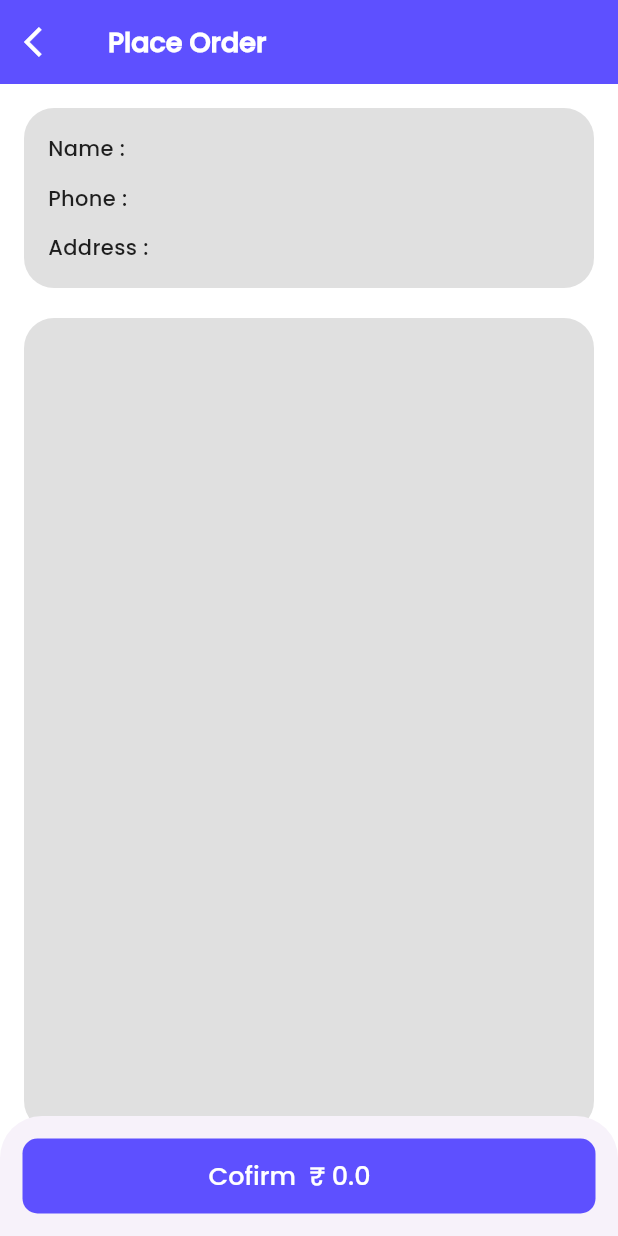
After one commit to AbdullaNasarAp/Multistoreapplication, a Flutter app: the PlaceOrderScreen screen opened directly, on a phone screen of 412 x 824 dp. The commit adds this screen. Run offline on Flutter 3.47's test engine with Material 2 defaults, Android fonts, the phone set to English and light mode, and no system bars; our stand-ins replace cloud_firestore, firebase_auth, firebase_core, firebase_storage, flutter_swiper_null_safety, font_awesome_flutter and 1 more; missing offline and left inert: staggered_grid_view_flutter; accounts and stored records are empty.

Commit message:
after place order complete

```diff
--- /dev/null
+++ b/lib/app/screen/minor_screen.dart/place_order.dart
@@ -0,0 +1,200 @@
+import 'dart:developer';
+
+import 'package:cloud_firestore/cloud_firestore.dart';
+import 'package:firebase_auth/firebase_auth.dart';
+import 'package:flutter/material.dart';
+import 'package:provider/provider.dart';
+import 'package:siopa/app/controller/costumer_control/cart.dart';
+import 'package:siopa/app/screen/minor_screen.dart/payment_screen.dart';
+import 'package:siopa/app/utils/colors.dart';
+import 'package:siopa/app/widget/app_bar.dart';
+import 'package:siopa/app/widget/button_container.dart';
+
+class PlaceOrderScreen extends StatelessWidget {
+  const PlaceOrderScreen({super.key});
+  @override
+  Widget build(BuildContext context) {
+    final totalPrice = context.watch<CartProvider>().totalPrice;
+    CollectionReference customers =
+        FirebaseFirestore.instance.collection('customers');
+
+    return FutureBuilder<DocumentSnapshot>(
+        future: customers.doc(FirebaseAuth.instance.currentUser!.uid).get(),
+        builder:
+            (BuildContext context, AsyncSnapshot<DocumentSnapshot> snapshot) {
+          if (snapshot.hasError) {
+            return const Text("Something went wrong");
+          }
+
+          if (snapshot.hasData && !snapshot.data!.exists) {
+            return const Text("Document does not exist");
+          }
+          if (snapshot.connectionState == ConnectionState.waiting) {
+            return const Material(
+              child: Center(child: CircularProgressIndicator()),
+            );
+          }
+
+          if (snapshot.connectionState == ConnectionState.done) {
+            Map<String, dynamic> data =
+                snapshot.data!.data() as Map<String, dynamic>;
+            return Material(
+              child: Scaffold(
+                  appBar: AppBar(
+                    leading: const AppBarbackButton(),
+                    automaticallyImplyLeading: false,
+                    title: const TextTitle(
+                        title: "Place Order",
+                        ls: 0,
+                        fontwght: FontWeight.bold,
+                        fontsz: 18),
+                  ),
+                  body: Padding(
+                    padding: const EdgeInsets.fromLTRB(16, 16, 16, 70),
+                    child: Column(
+                      children: [
+                        Container(
+                          width: double.infinity,
+                          height: 120,
+                          decoration: BoxDecoration(
+                            color: Colors.black12,
+                            borderRadius: BorderRadius.circular(20),
+                          ),
+                          child: Padding(
+                            padding: const EdgeInsets.symmetric(
+                                vertical: 4.0, horizontal: 16),
+                            child: Column(
+                              crossAxisAlignment: CrossAxisAlignment.start,
+                              mainAxisAlignment: MainAxisAlignment.spaceEvenly,
+                              children: [
+                                Text("Name : ${data['name']}"),
+                                Text("Phone : ${data['phone']}"),
+                                Text("Address : ${data['address']}"),
+                              ],
+                            ),
+                          ),
+                        ),
+                        const SizedBox(
+                          height: 20,
+                        ),
+                        Expanded(
+                          child: Container(
+                            height: 450,
+                            decoration: BoxDecoration(
+                                color: Colors.black12,
+                                borderRadius: BorderRadius.circular(20)),
+                            child: Consumer<CartProvider>(
+                              builder: (context, cart, child) {
+                                return ListView.builder(
+                                  itemCount: cart.count,
+                                  itemBuilder: (context, index) {
+                                    final order = cart.getItems[index];
+                                    return Padding(
+                                      padding: const EdgeInsets.all(8.0),
+                                      child: Container(
+                                        width: double.infinity,
+                                        height: 110,
+                                        decoration: BoxDecoration(
+                                            borderRadius:
+                                                BorderRadius.circular(20),
+                                            border: Border.all(width: 1)),
+                                        child: Row(
+                                          children: [
+                                            ClipRRect(
+                                              borderRadius:
+                                                  const BorderRadius.all(
+                                                      Radius.circular(20)),
+                                              child: Image.network(
+                                                  order.imageUrl.first,
+                                                  fit: BoxFit.cover,
+                                                  height: 150,
+                                                  width: 100),
+                                            ),
+                                            Flexible(
+                                              child: Padding(
+                                                padding:
+                                                    const EdgeInsets.all(8.0),
+                                                child: Column(
+                                                  crossAxisAlignment:
+                                                      CrossAxisAlignment.start,
+                                                  children: [
+                                                    TextTitle(
+                                                        title: order.name,
+                                                        ls: 0,
+                                                        fontwght:
+                                                            FontWeight.w600,
+                                                        mL: 2,
+                                                        overflow: TextOverflow
+                                                            .ellipsis,
+                                                        fontsz: 16),
+                                                    TextTitle(
+                                                        title:
+                                                            "₹${order.price.toStringAsFixed(1)}",
+                                                        ls: 0,
+                                                        fontwght:
+                                                            FontWeight.normal,
+                                                        color: Colors.red,
+                                                        mL: 2,
+                                                        overflow: TextOverflow
+                                                            .ellipsis,
+                                                        fontsz: 15),
+                                                    TextTitle(
+                                                        title:
+                                                            "x ${order.qty.toString()}",
+                                                        ls: 0,
+                                                        fontwght:
+                                                            FontWeight.normal,
+                                                        color: Colors.red,
+                                                        mL: 2,
+                                                        overflow: TextOverflow
+                                                            .ellipsis,
+                                                        fontsz: 15),
+                                                  ],
+                                                ),
+                                              ),
+                                            )
+                                          ],
+                                        ),
+                                      ),
+                                    );
+                                  },
+                                );
+                              },
+                            ),
+                          ),
+                        )
+                      ],
+                    ),
+                  ),
+                  bottomSheet: SizedBox(
+                    width: double.infinity,
+                    child: Padding(
+                      padding: const EdgeInsets.all(15.0),
+                      child: InkWell(
+                        onTap: () {
+                          Navigator.of(context).push(
+                            MaterialPageRoute(
+                              builder: (context) => const PaymentScreen(),
+                            ),
+                          );
+                        },
+                        child: ButtonContainer(
+                            kWidth: double.infinity,
+                            kHeight: 50,
+                            kColors: xBlue,
+                            title: "Cofirm  ₹ ${totalPrice.toStringAsFixed(1)}",
+                            ls: 0,
+                            fontwght: FontWeight.w500,
+                            fontsz: 17,
+                            bRadius: 10),
+                      ),
+                    ),
+                  )),
+            );
+          }
+          return const Center(
+            child: CircularProgressIndicator(),
+          );
+        });
+  }
+}
```
Also changed, not shown: lib/app/screen/main_screens/costumer_screen/bottum_nav.dart (+14 -6 lines), lib/app/screen/main_screens/costumer_screen/cart.dart (+13 -6 lines), lib/app/screen/minor_screen.dart/payment_screen.dart (added, +11 -0 lines).
